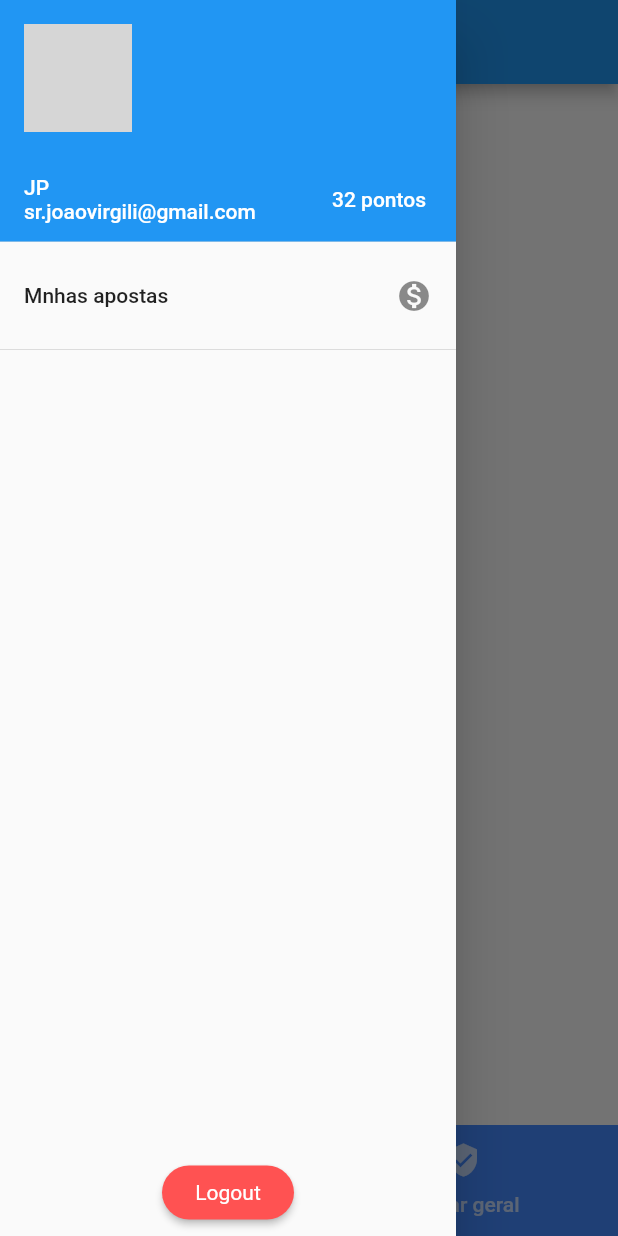
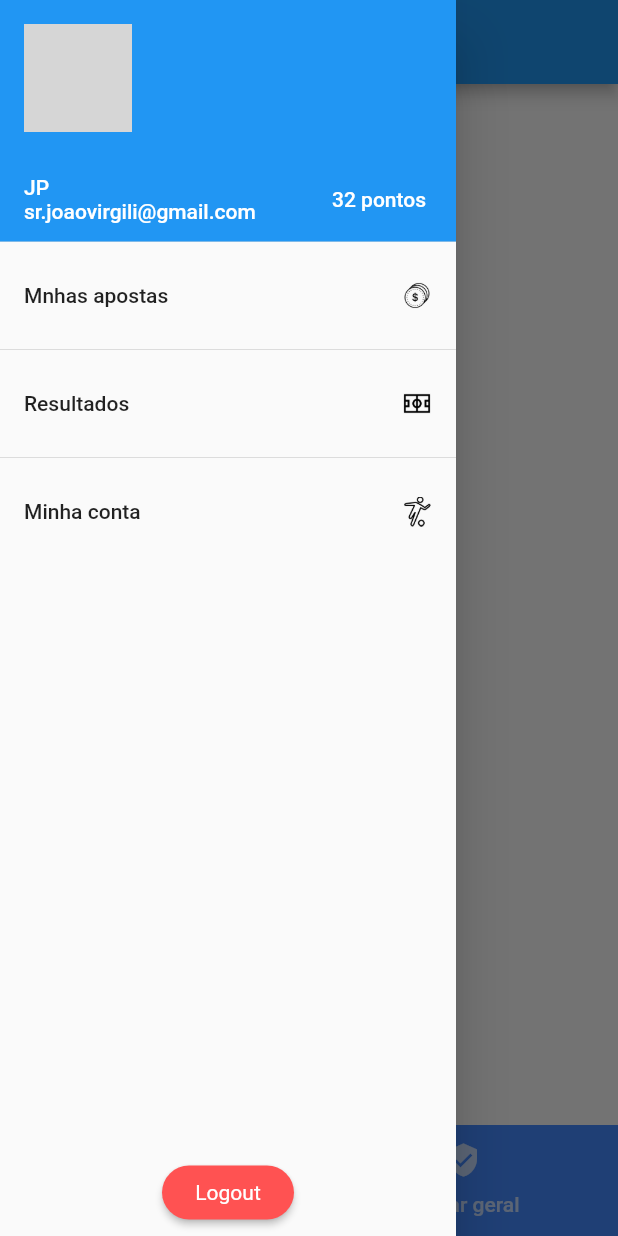
Before and after one commit to joaovirgili/flutter_bolao_da_copa, a Flutter app: the screen it shows after launch, with the side drawer open, on a phone screen of 412 x 824 dp. Run offline on Flutter 3.47's test engine with Material 2 defaults, Android fonts, the phone set to English and light mode, and no system bars; network calls fail; grey boxes are pictures that could not be loaded.

Commit message:
Adicionado ícones ao assets e itens no listview

```diff
--- a/lib/main.dart
+++ b/lib/main.dart
@@ -113,9 +113,20 @@ class _MyHomeState extends State<MyHome> with SingleTickerProviderStateMixin {
                   new ListTile(
                     title: new Text("Mnhas apostas"),
                     onTap: () => Navigator.popAndPushNamed(context, "/Matches"),
-                    trailing: new Icon(Icons.monetization_on),
+                    trailing: new Image.asset("assets/icons/icons-money-coins2.png", width: 20.0, height: 20.0,),
                   ),
                   new Divider(),
+                  new ListTile(
+                    title: new Text("Resultados"),
+                    onTap: () => null,
+                    trailing: new Image.asset("assets/icons/icons-stadium.png", height: 20.0, width: 20.0,),
+                  ),
+                  new Divider(),
+                  new ListTile(
+                    title: new Text("Minha conta"),
+                    onTap: () => null,
+                    trailing: new Image.asset("assets/icons/icons-soccer-player.png", width: 20.0, height: 20.0,),
+                  )
                 ],
               ),
             ),
```
Also changed, not shown: lib/views/matches/matches-geral.dart (+8 -1 lines), pubspec.yaml (+11 -0 lines), assets/icons/icons-medal-1-trophy.png (added), assets/icons/icons-medal-2.png (added), assets/icons/icons-medal-3.png (added), assets/icons/icons-money-coins.png (added), assets/icons/icons-money-coins2.png (added), assets/icons/icons-money-giving.png (added), assets/icons/icons-money-receive.png (added), assets/icons/icons-soccer-player.png (added), assets/icons/icons-stadium.png (added), assets/icons/icons-worldcup-trophy.png (added), pubspec.lock.
